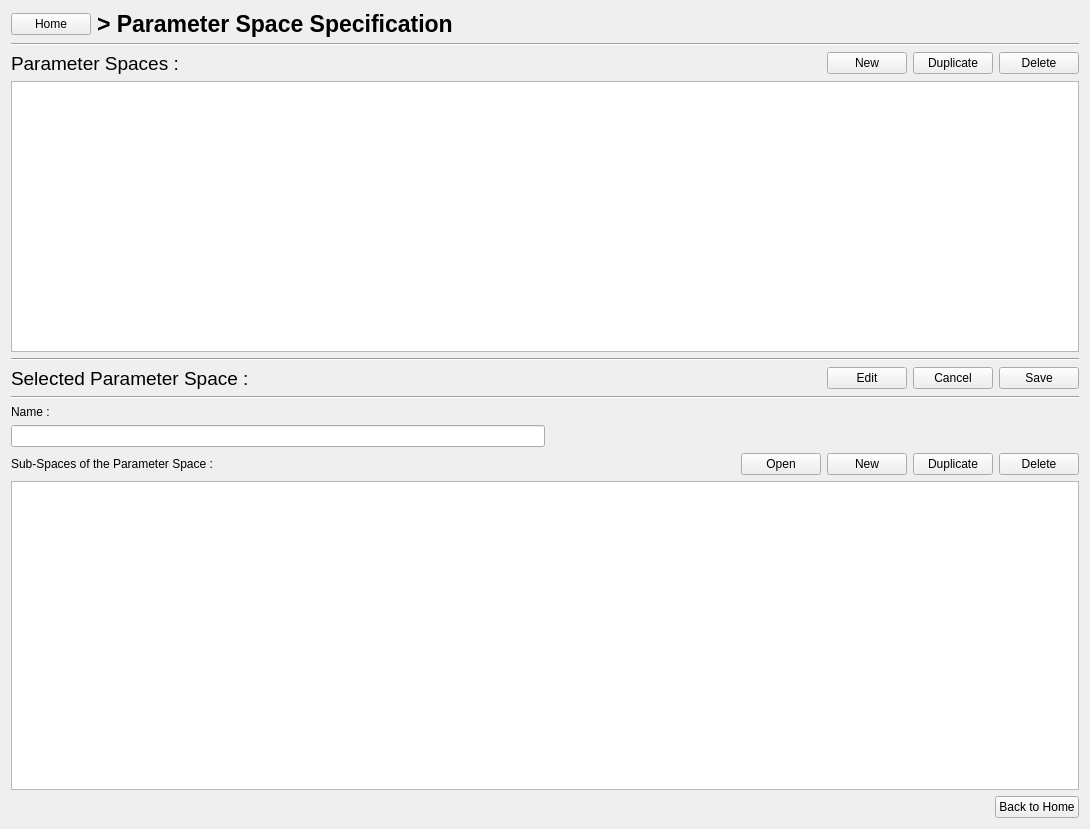
Old version of the form PhzQtUI/auxdir/PhzQtUI/FormModelSet.ui in the repository astrorama/Phosphoros.
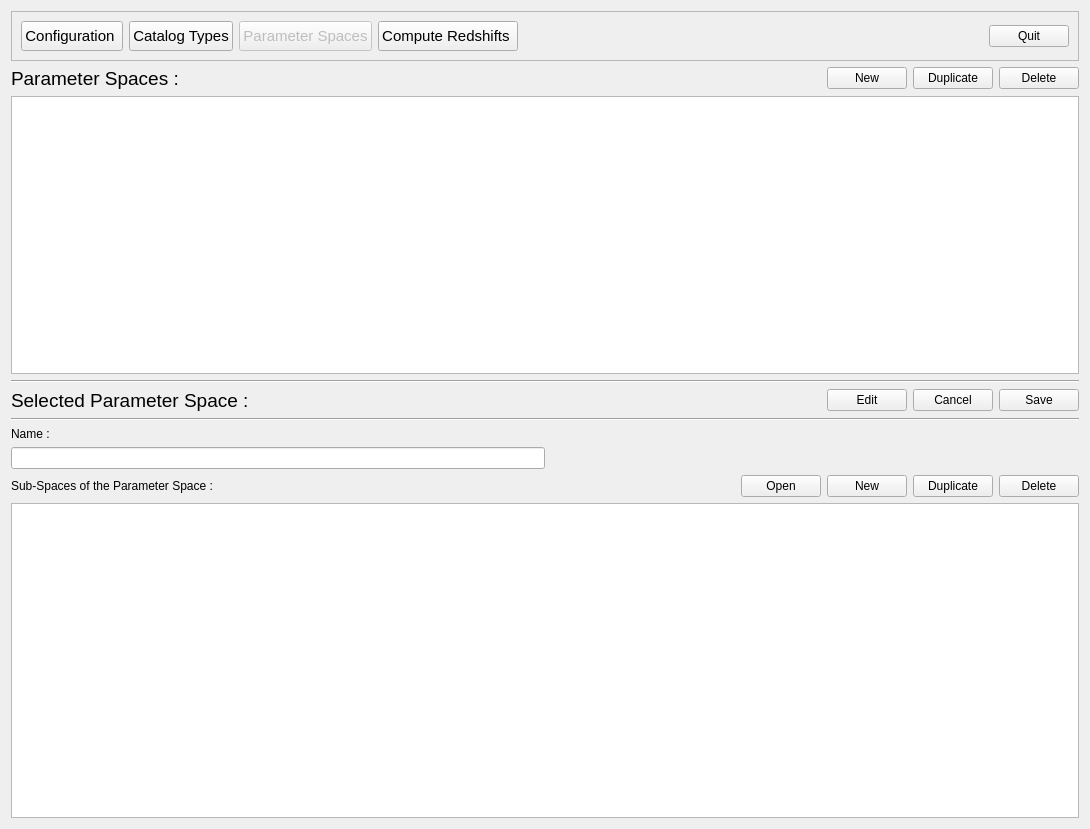
New version of the form. Custom widgets are drawn as their Qt base class.

Commit message: Change the navigation layout

What changed in the file:
```diff
--- a/PhzQtUI/auxdir/PhzQtUI/FormModelSet.ui
+++ b/PhzQtUI/auxdir/PhzQtUI/FormModelSet.ui
@@ -15,30 +15,109 @@
   </property>
   <layout class="QVBoxLayout" name="verticalLayout_2">
    <item>
-    <layout class="QHBoxLayout" name="horizontalLayout_2">
+    <widget class="QFrame" name="frm_nav">
+     <property name="frameShape">
+      <enum>QFrame::StyledPanel</enum>
+     </property>
+     <property name="frameShadow">
+      <enum>QFrame::Raised</enum>
+     </property>
+     <layout class="QHBoxLayout" name="horizontalLayout_17">
      <item>
-      <widget class="QPushButton" name="btn_SetToHome">
+       <widget class="QPushButton" name="btn_ToOption">
+        <property name="enabled">
+         <bool>true</bool>
+        </property>
+        <property name="minimumSize">
+         <size>
+          <width>0</width>
+          <height>30</height>
+         </size>
+        </property>
+        <property name="font">
+         <font>
+          <pointsize>11</pointsize>
+         </font>
+        </property>
+        <property name="toolTip">
+         <string>&lt;html&gt;&lt;head/&gt;&lt;body&gt;&lt;p&gt;Working directory path definition, Auxiliary data management and Cosmological parameters definition.&lt;/p&gt;&lt;/body&gt;&lt;/html&gt;</string>
+        </property>
        <property name="text">
-        <string>Home</string>
+         <string>Configuration </string>
        </property>
       </widget>
      </item>
      <item>
-      <widget class="QLabel" name="label_2">
+       <widget class="QPushButton" name="btn_ToCatalog">
+        <property name="enabled">
+         <bool>true</bool>
+        </property>
+        <property name="minimumSize">
+         <size>
+          <width>0</width>
+          <height>30</height>
+         </size>
+        </property>
        <property name="font">
         <font>
-         <pointsize>17</pointsize>
-         <weight>75</weight>
-         <bold>true</bold>
-        </font>
-       </property>
+          <pointsize>11</pointsize>
+         </font>
+        </property>
+        <property name="toolTip">
+         <string>Define the Mapping between the catalog file(s) columns and the filters</string>
+        </property>
        <property name="text">
-        <string>&gt; Parameter Space Specification</string>
+         <string>Catalog Types</string>
        </property>
       </widget>
      </item>
      <item>
-      <spacer name="horizontalSpacer_4">
+       <widget class="QPushButton" name="btn_ToModel">
+        <property name="enabled">
+         <bool>false</bool>
+        </property>
+        <property name="minimumSize">
+         <size>
+          <width>0</width>
+          <height>30</height>
+         </size>
+        </property>
+        <property name="font">
+         <font>
+          <pointsize>11</pointsize>
+         </font>
+        </property>
+        <property name="toolTip">
+         <string>Specify the parameter space for the creation of model grid.</string>
+        </property>
+        <property name="text">
+         <string>Parameter Spaces</string>
+        </property>
+       </widget>
+      </item>
+      <item>
+       <widget class="QPushButton" name="btn_ToAnalysis">
+        <property name="minimumSize">
+         <size>
+          <width>0</width>
+          <height>30</height>
+         </size>
+        </property>
+        <property name="font">
+         <font>
+          <pointsize>11</pointsize>
+         </font>
+        </property>
+        <property name="toolTip">
+         <string>&lt;html&gt;&lt;head/&gt;&lt;body&gt;&lt;p&gt;Compute the model grid, calculate photometric correction, specify luminosity prior and run template fitting in order to produce photo-z catalog.&lt;/p&gt;&lt;/body&gt;&lt;/html&gt;</string>
+        </property>
+        <property name="text">
+         <string>Compute Redshifts </string>
+        </property>
+       </widget>
+      </item>
+      <item>
+       <spacer name="horizontalSpacer_9">
        <property name="orientation">
         <enum>Qt::Horizontal</enum>
        </property>
@@ -50,13 +129,14 @@
        </property>
       </spacer>
      </item>
-    </layout>
-   </item>
-   <item>
-    <widget class="Line" name="line_2">
-     <property name="orientation">
-      <enum>Qt::Horizontal</enum>
-     </property>
+      <item>
+       <widget class="QPushButton" name="btn_exit">
+        <property name="text">
+         <string>Quit</string>
+        </property>
+       </widget>
+      </item>
+     </layout>
     </widget>
    </item>
    <item>
@@ -313,30 +393,6 @@
      </attribute>
     </widget>
    </item>
-   <item>
-    <layout class="QHBoxLayout" name="horizontalLayout_7">
-     <item>
-      <spacer name="horizontalSpacer">
-       <property name="orientation">
-        <enum>Qt::Horizontal</enum>
-       </property>
-       <property name="sizeHint" stdset="0">
-        <size>
-         <width>1069</width>
-         <height>20</height>
-        </size>
-       </property>
-      </spacer>
-     </item>
-     <item>
-      <widget class="QPushButton" name="btn_backHome">
-       <property name="text">
-        <string>Back to Home</string>
-       </property>
-      </widget>
-     </item>
-    </layout>
-   </item>
   </layout>
  </widget>
  <customwidgets>
```
Lines whose indentation alone changed are shown as unchanged. The commit also changes 14 other files.
